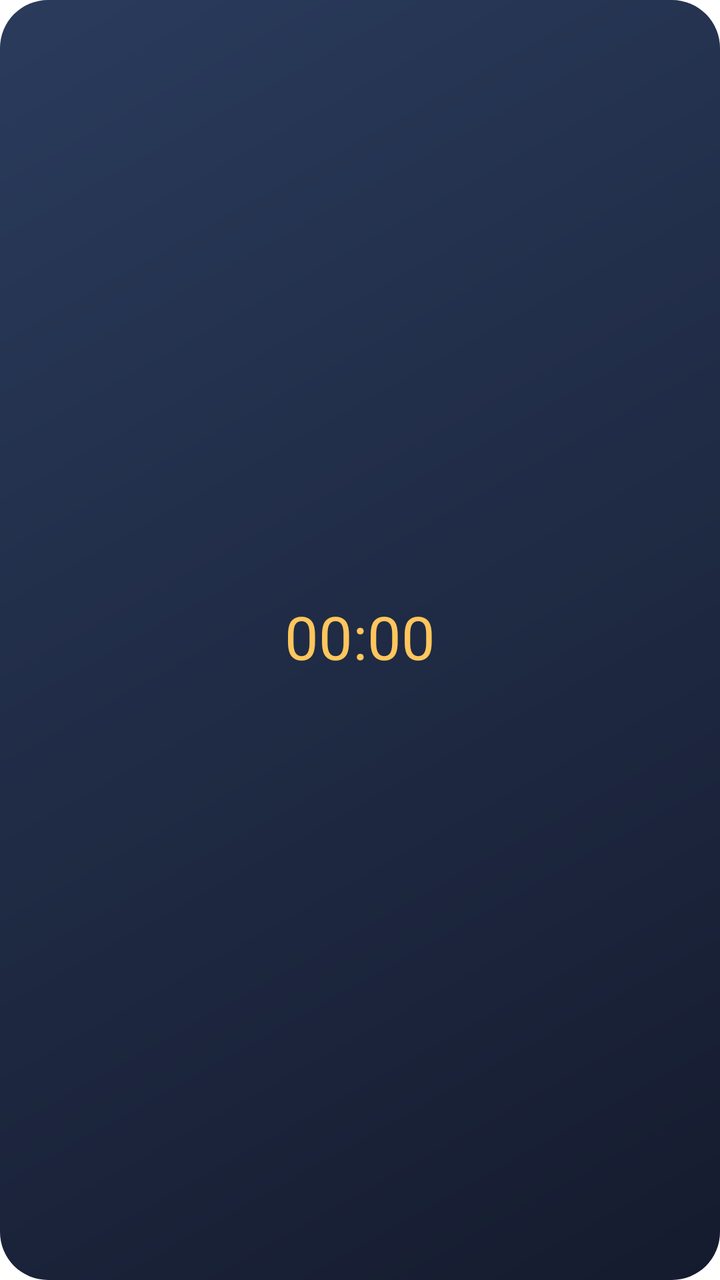
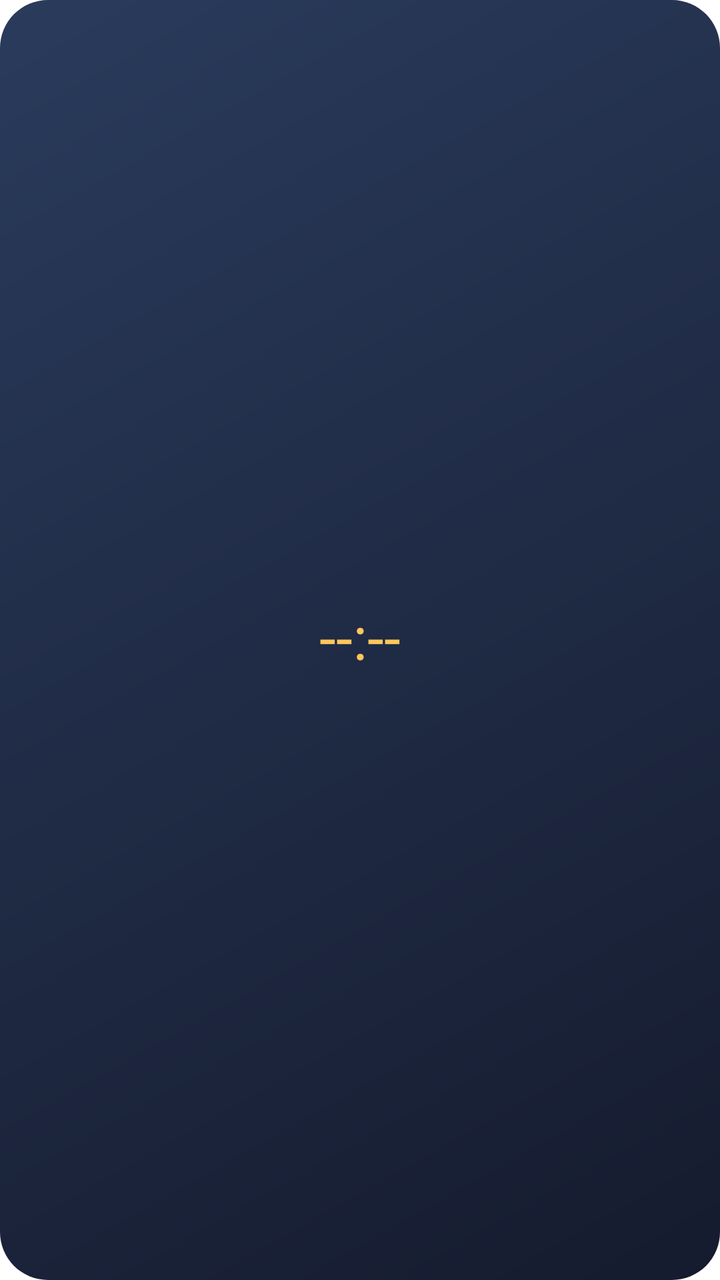

Two renders of the same Android screen: before a commit and after it. Below are the layout's source before the change and the commit's diff.
<!-- AndroidManifest.xml: application theme Theme.TrueSolarTime -->
<!-- res/layout/widget_solar_time_minimal.xml -->
<?xml version="1.0" encoding="utf-8"?>
<LinearLayout xmlns:android="http://schemas.android.com/apk/res/android"
    xmlns:tools="http://schemas.android.com/tools"
    android:id="@+id/widget_minimal_root"
    android:layout_width="match_parent"
    android:layout_height="match_parent"
    android:background="@drawable/widget_background_night"
    android:gravity="center"
    android:orientation="vertical"
    android:padding="12dp">

    <TextView
        android:fontFamily="@font/card_sans_widget"
        android:id="@+id/widget_minimal_time"
        android:layout_width="wrap_content"
        android:layout_height="wrap_content"
        android:includeFontPadding="false"
        android:maxLines="1"
        android:text="00:00"
        android:textColor="#FFFFC65C"
        android:textSize="30dp"
        tools:ignore="HardcodedText" />
</LinearLayout>
<!-- resources referenced by this layout -->
<resources>
  <!-- drawable widget_background_night (drawable) -->
  <?xml version="1.0" encoding="utf-8"?>
  <shape xmlns:android="http://schemas.android.com/apk/res/android"
      android:shape="rectangle">
      <corners android:radius="24dp" />
      <gradient
          android:angle="315"
          android:endColor="#151B2E"
          android:startColor="#2A3B5C" />
  </shape>
  <style name="Theme.TrueSolarTime" parent="android:Theme.Material.Light.NoActionBar">
          <item name="android:windowBackground">@android:color/white</item>
      </style>
</resources>

<!-- the commit's change to res/layout/widget_solar_time_minimal.xml (unified diff, before → after) -->
@@ -16,7 +16,7 @@
         android:layout_height="wrap_content"
         android:includeFontPadding="false"
         android:maxLines="1"
-        android:text="00:00"
+        android:text="--:--"
         android:textColor="#FFFFC65C"
         android:textSize="30dp"
         tools:ignore="HardcodedText" />
